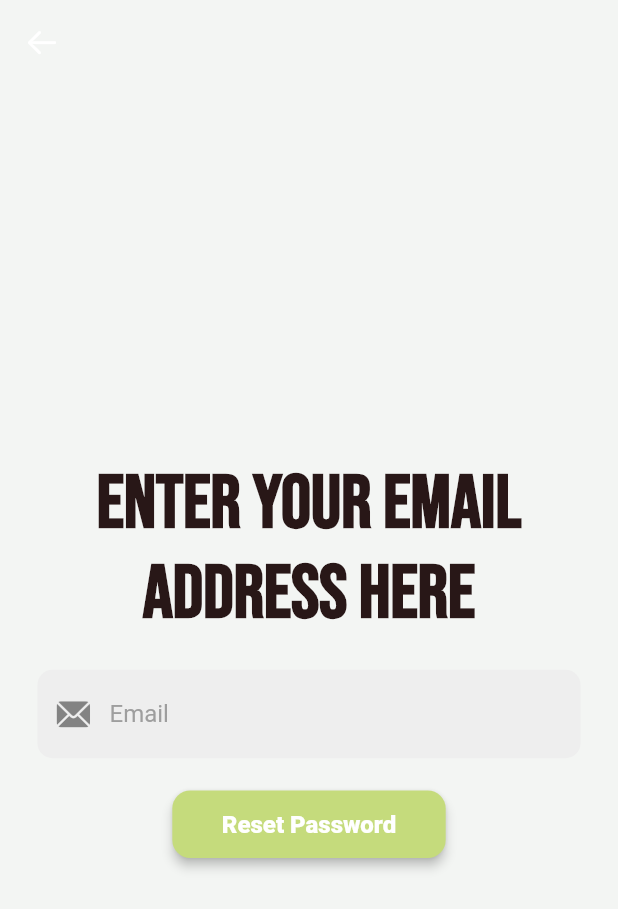
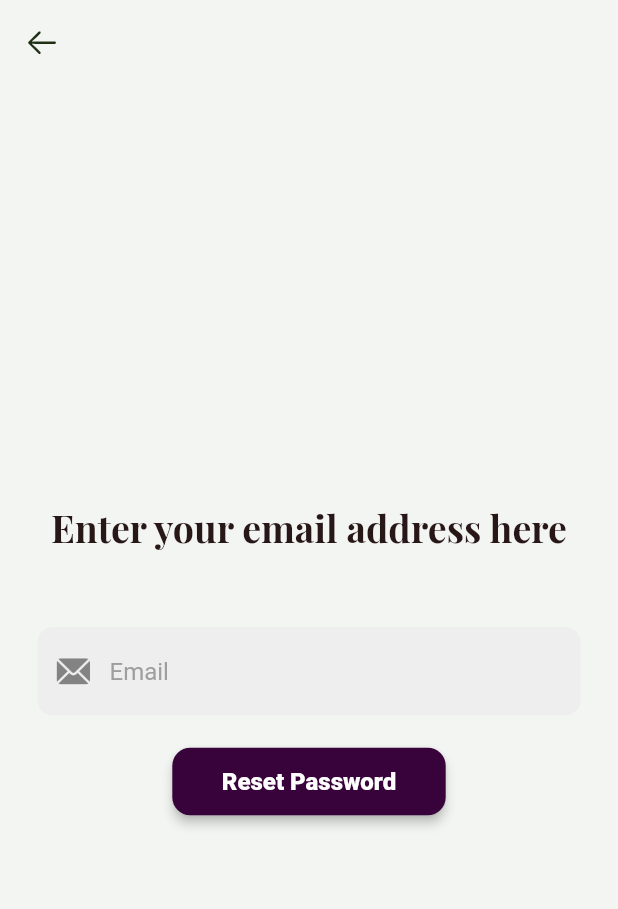
Before and after one commit to bartawil/fitApp, a Flutter app: the screen it shows after launch, after a tap on "Forgot password?", on a phone screen of 412 x 824 dp. Shown: the top 909 px of the screen. Run offline on Flutter 3.47's test engine with Material 2 defaults, Android fonts, the phone set to English and light mode, and no system bars; our stand-ins replace bloc, cloud_firestore, equatable, firebase_auth, firebase_core, firebase_storage and 4 more; accounts and stored records are empty.

Commit message:
new UI theme

```diff
--- a/lib/app_view.dart
+++ b/lib/app_view.dart
@@ -23,9 +23,11 @@ class MyAppView extends StatelessWidget {
         colorScheme: const ColorScheme.light(
           background: Color.fromARGB(255, 243, 245, 243),
           onBackground: Color.fromARGB(255, 40, 23, 23),
-          primary: Color.fromRGBO(197, 219, 124, 1),
+          primary: Color.fromRGBO(56,2,59, 1),
+          // primary: Color.fromRGBO(197, 219, 124, 1),
+
           onPrimary: Colors.white,
-          secondary: Colors.brown,
+          secondary: Color.fromRGBO(31,47,22, 1),
           // secondary: Color.fromRGBO(65, 108, 172, 1),
           onSecondary: Colors.black,
 					tertiary: Color.fromRGBO(255, 204, 128, 1),
--- a/lib/components/menu_button.dart
+++ b/lib/components/menu_button.dart
@@ -45,9 +45,9 @@ class MyMenuButton extends StatelessWidget {
           children: [
             Expanded(
               child: ColorFiltered(
-              colorFilter: ColorFilter.mode(iconColor ?? Theme.of(context).colorScheme.primary, BlendMode.srcIn),
-              child: Image.asset(icon, width: 125, height: 125),
-            ),
+                colorFilter: ColorFilter.mode(iconColor ?? Theme.of(context).colorScheme.primary, BlendMode.srcIn),
+                child: Image.asset(icon, width: 125, height: 125),
+              ),
             ),
             const SizedBox(height: 10),
             Text(
--- a/lib/screens/authentication/forgot_password_screen.dart
+++ b/lib/screens/authentication/forgot_password_screen.dart
@@ -62,6 +62,7 @@ class _ForgotPasswordScreenState extends State<ForgotPasswordScreen> {
             leading: IconButton(
               icon: const Icon(CupertinoIcons.arrow_left),
               onPressed: () => Navigator.pop(context),
+              color: Theme.of(context).colorScheme.secondary,
             ),
           ),
           body: Column(
@@ -70,13 +71,13 @@ class _ForgotPasswordScreenState extends State<ForgotPasswordScreen> {
               Text(
                 'Enter your email address here',
                 textAlign: TextAlign.center,
-                style: GoogleFonts.bebasNeue(
+                style: GoogleFonts.playfairDisplay(
                   color: Theme.of(context).colorScheme.onBackground,
-                  fontSize: 50,
+                  fontSize: 25,
                   fontWeight: FontWeight.bold
                 ),
               ),
-              const SizedBox(height: 20),
+              const SizedBox(height: 50),
               // Email text field
               Padding(
                 padding: const EdgeInsets.symmetric(horizontal: 25.0),
--- a/lib/screens/authentication/welcome_screen.dart
+++ b/lib/screens/authentication/welcome_screen.dart
@@ -42,20 +42,16 @@ class _WelcomeScreenState extends State<WelcomeScreen> with TickerProviderStateM
 						padding: const EdgeInsets.symmetric(horizontal: 20),
 						child: Column(
 							children: [
-                Transform.rotate(
-                  angle: 135 * 3.141592653589793 / 180, // Rotate by 45 degrees (in radians)
-                  child: const Icon(
-                    Icons.fitness_center_rounded,
-                    size: 100,
-                  ),
+                ColorFiltered(
+                  colorFilter: ColorFilter.mode(Theme.of(context).colorScheme.primary, BlendMode.srcIn),
+                  child: Image.asset('assets/images/dumbel.png', width: 100, height: 100),
                 ),
                 const SizedBox(height: 10),
 								Text(
-									'Welcome!',
-									style: GoogleFonts.bebasNeue(
-                    color: Theme.of(context).colorScheme.onBackground,
+									'FITAPP',
+									style: GoogleFonts.playfairDisplay(
+                    color: Theme.of(context).colorScheme.primary,
 										fontSize: 52,
-										fontWeight: FontWeight.bold
 									),
 								),
 								const SizedBox(height: kToolbarHeight),
```
Also changed, not shown: lib/screens/authentication/create_user_screen.dart (+21 -5 lines), lib/screens/home/home_screen.dart (+40 -17 lines), assets/images/dumbel.png (added).
